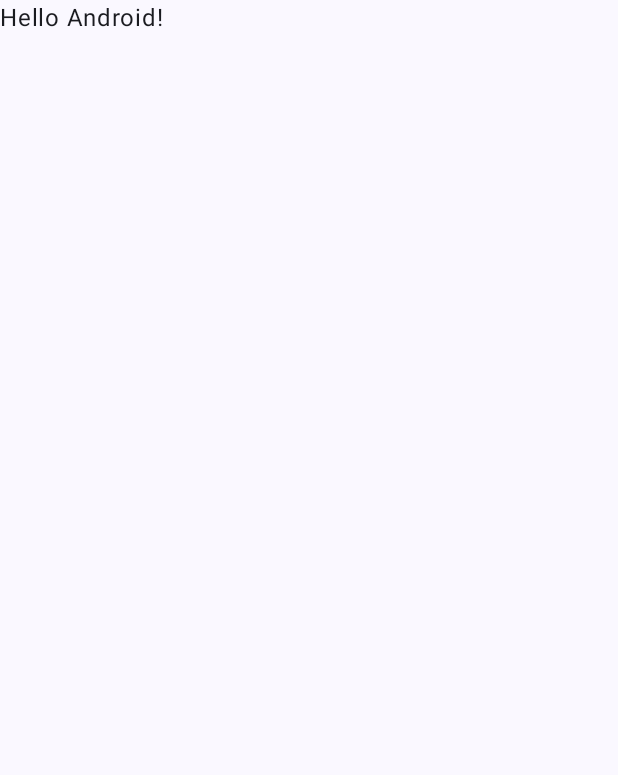
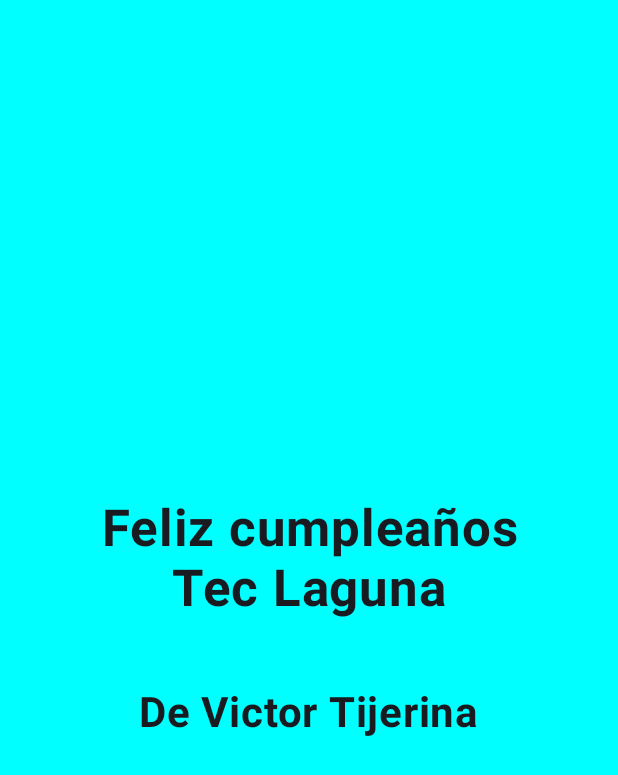
Before and after one commit to Instituto-Tecnologico-de-la-Laguna/Ejemplo1-DAA, an Android app built with Jetpack Compose: the screen it shows after launch (MainActivity), on a phone screen of 412 x 824 dp. Before the commit the part shown is almost empty. Shown: the top 775 px of the screen. Run offline under Robolectric (Android 15) with nearby library versions, the phone set to English and light mode, and no system bars.

Commit message:
Practica 2 Victor Manuel Tijerina Garnica 21130841 En esta practica creamos una simple interfaz para mostrar dos mensajes ordenados en el centro, usando Column y Text como los composables

```diff
--- a/app/src/main/java/com/example/ejemplo1/MainActivity.kt
+++ b/app/src/main/java/com/example/ejemplo1/MainActivity.kt
@@ -21,7 +21,6 @@ class MainActivity : ComponentActivity() {
             Ejemplo1Theme {
                 Scaffold(modifier = Modifier.fillMaxSize()) { innerPadding ->
                     Greeting(
-                        name = "Android",
                         modifier = Modifier.padding(innerPadding)
                     )
                 }
@@ -29,19 +28,3 @@ class MainActivity : ComponentActivity() {
         }
     }
 }
-
-@Composable
-fun Greeting(name: String, modifier: Modifier = Modifier) {
-    Text(
-        text = "Hello $name!",
-        modifier = modifier
-    )
-}
-
-@Preview(showBackground = true)
-@Composable
-fun GreetingPreview() {
-    Ejemplo1Theme {
-        Greeting("Android")
-    }
-}
--- /dev/null
+++ b/app/src/main/java/com/example/ejemplo1/MainScreen.kt
@@ -0,0 +1,71 @@
+package com.example.ejemplo1
+
+
+
+import android.os.Bundle
+import androidx.activity.ComponentActivity
+import androidx.activity.compose.setContent
+import androidx.activity.enableEdgeToEdge
+import androidx.compose.foundation.background
+import androidx.compose.foundation.layout.Arrangement
+import androidx.compose.foundation.layout.Column
+import androidx.compose.foundation.layout.Spacer
+import androidx.compose.foundation.layout.fillMaxSize
+import androidx.compose.foundation.layout.height
+import androidx.compose.foundation.layout.padding
+import androidx.compose.material3.Scaffold
+import androidx.compose.material3.Surface
+import androidx.compose.material3.Text
+import androidx.compose.runtime.Composable
+import androidx.compose.ui.Alignment
+import androidx.compose.ui.Modifier
+import androidx.compose.ui.graphics.Color
+import androidx.compose.ui.text.font.FontWeight
+import androidx.compose.ui.text.style.TextAlign
+import androidx.compose.ui.tooling.preview.Preview
+import androidx.compose.ui.unit.dp
+import androidx.compose.ui.unit.sp
+import com.example.ejemplo1.ui.theme.Ejemplo1Theme
+
+
+@Composable
+fun Greeting(
+    modifier: Modifier = Modifier
+) {
+    Column(
+        modifier = modifier
+            .fillMaxSize()
+            .background(Color.Cyan)
+            .padding(8.dp),
+        verticalArrangement = Arrangement.Center,
+        horizontalAlignment = Alignment.CenterHorizontally
+    ){
+        Text(
+            text = "Feliz cumpleaños",
+            fontSize = 34.sp,
+            textAlign = TextAlign.Center,
+            fontWeight = FontWeight.Bold
+        )
+        Text(
+            text = "Tec Laguna",
+            fontSize = 34.sp,
+            fontWeight = FontWeight.Bold
+        )
+        Spacer(modifier = Modifier.height(46.dp))
+        Text(
+            text = "De Victor Tijerina",
+            fontSize = 28.sp,
+            fontWeight = FontWeight.Bold
+        )
+    }
+}
+
+@Preview
+@Composable
+fun Preview(){
+    Ejemplo1Theme {
+        Surface {
+            Greeting()
+        }
+    }
+}
```
